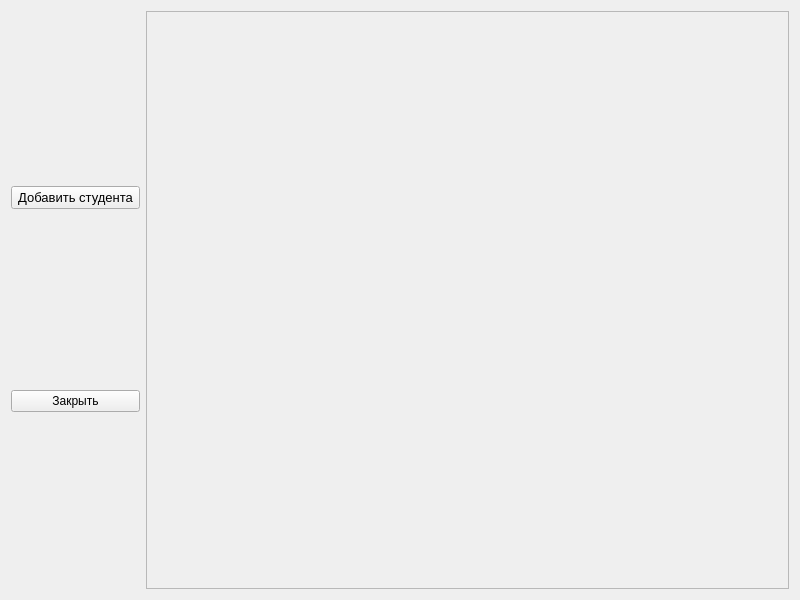
This is form.ui in dcherep/student as Qt 5 draws it before an edit. The edited form follows.
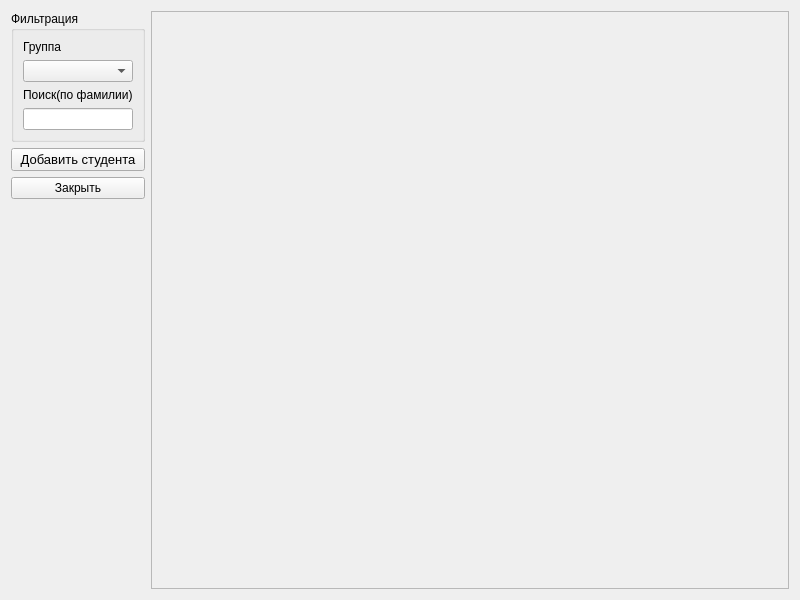
This is the edited form.

The edit to the form file:
```diff
--- a/form.ui
+++ b/form.ui
@@ -13,9 +13,38 @@
   <property name="windowTitle">
    <string>Widget</string>
   </property>
-  <layout class="QHBoxLayout" name="horizontalLayout" stretch="1,5">
+  <layout class="QHBoxLayout" name="horizontalLayout" stretch="0,5">
    <item>
     <layout class="QVBoxLayout" name="verticalLayout">
+     <item>
+      <widget class="QGroupBox" name="groupBox">
+       <property name="title">
+        <string>Фильтрация</string>
+       </property>
+       <layout class="QVBoxLayout" name="verticalLayout_3">
+        <item>
+         <widget class="QLabel" name="label">
+          <property name="text">
+           <string>Группа</string>
+          </property>
+         </widget>
+        </item>
+        <item>
+         <widget class="QComboBox" name="comboBox"/>
+        </item>
+        <item>
+         <widget class="QLabel" name="label_2">
+          <property name="text">
+           <string>Поиск(по фамилии)</string>
+          </property>
+         </widget>
+        </item>
+        <item>
+         <widget class="QLineEdit" name="lineEdit"/>
+        </item>
+       </layout>
+      </widget>
+     </item>
      <item>
       <widget class="QPushButton" name="pushButton">
        <property name="font">
@@ -35,6 +64,19 @@
        </property>
       </widget>
      </item>
+     <item>
+      <spacer name="verticalSpacer">
+       <property name="orientation">
+        <enum>Qt::Orientation::Vertical</enum>
+       </property>
+       <property name="sizeHint" stdset="0">
+        <size>
+         <width>20</width>
+         <height>40</height>
+        </size>
+       </property>
+      </spacer>
+     </item>
     </layout>
    </item>
    <item>
@@ -47,7 +89,7 @@
        <rect>
         <x>0</x>
         <y>0</y>
-        <width>645</width>
+        <width>636</width>
         <height>580</height>
        </rect>
       </property>
```
